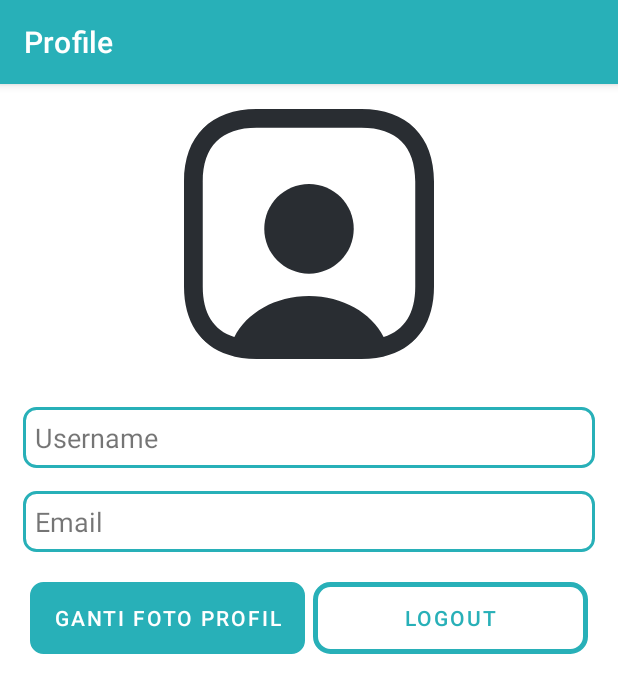
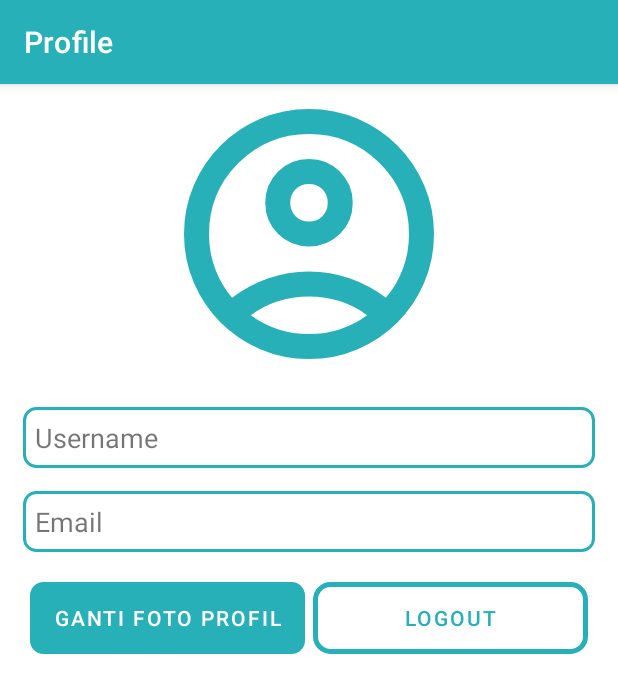
Before and after one commit to Dull04/EquilibrareApp, an Android app: the ProfileActivity screen opened directly, with no data from a screen before it, on a phone screen of 412 x 824 dp. Shown: the top 693 px of the screen. Run offline under Robolectric (Android 15) with nearby library versions, the phone set to English and light mode, and no system bars; our stand-ins replace CircleImageView; pictures from the network do not load; 2 statements that could not run were skipped.

Commit message:
merubah size logo

```diff
--- a/app/src/main/res/drawable/profile_logo.xml
+++ b/app/src/main/res/drawable/profile_logo.xml
@@ -1,12 +1,9 @@
 <vector xmlns:android="http://schemas.android.com/apk/res/android"
-    android:width="24dp"
-    android:height="24dp"
-    android:viewportWidth="24"
-    android:viewportHeight="24">
+    android:width="40dp"
+    android:height="40dp"
+    android:viewportWidth="960"
+    android:viewportHeight="960">
   <path
-      android:pathData="M16.19,2H7.81C4.17,2 2,4.17 2,7.81V16.19C2,19 3.29,20.93 5.56,21.66C6.22,21.89 6.98,22 7.81,22H16.19C17.02,22 17.78,21.89 18.44,21.66C20.71,20.93 22,19 22,16.19V7.81C22,4.17 19.83,2 16.19,2ZM20.5,16.19C20.5,18.33 19.66,19.68 17.97,20.24C17,18.33 14.7,16.97 12,16.97C9.3,16.97 7.01,18.32 6.03,20.24H6.02C4.35,19.7 3.5,18.34 3.5,16.2V7.81C3.5,4.99 4.99,3.5 7.81,3.5H16.19C19.01,3.5 20.5,4.99 20.5,7.81V16.19Z"
-      android:fillColor="#292D32"/>
-  <path
-      android:pathData="M12,8C10.02,8 8.42,9.6 8.42,11.58C8.42,13.56 10.02,15.17 12,15.17C13.98,15.17 15.58,13.56 15.58,11.58C15.58,9.6 13.98,8 12,8Z"
-      android:fillColor="#292D32"/>
+      android:pathData="M234,684q51,-39 114,-61.5T480,600q69,0 132,22.5T726,684q35,-41 54.5,-93T800,480q0,-133 -93.5,-226.5T480,160q-133,0 -226.5,93.5T160,480q0,59 19.5,111t54.5,93ZM480,520q-59,0 -99.5,-40.5T340,380q0,-59 40.5,-99.5T480,240q59,0 99.5,40.5T620,380q0,59 -40.5,99.5T480,520ZM480,880q-83,0 -156,-31.5T197,763q-54,-54 -85.5,-127T80,480q0,-83 31.5,-156T197,197q54,-54 127,-85.5T480,80q83,0 156,31.5T763,197q54,54 85.5,127T880,480q0,83 -31.5,156T763,763q-54,54 -127,85.5T480,880ZM480,800q53,0 100,-15.5t86,-44.5q-39,-29 -86,-44.5T480,680q-53,0 -100,15.5T294,740q39,29 86,44.5T480,800ZM480,440q26,0 43,-17t17,-43q0,-26 -17,-43t-43,-17q-26,0 -43,17t-17,43q0,26 17,43t43,17ZM480,380ZM480,740Z"
+      android:fillColor="@color/blue_light"/>
 </vector>
```
